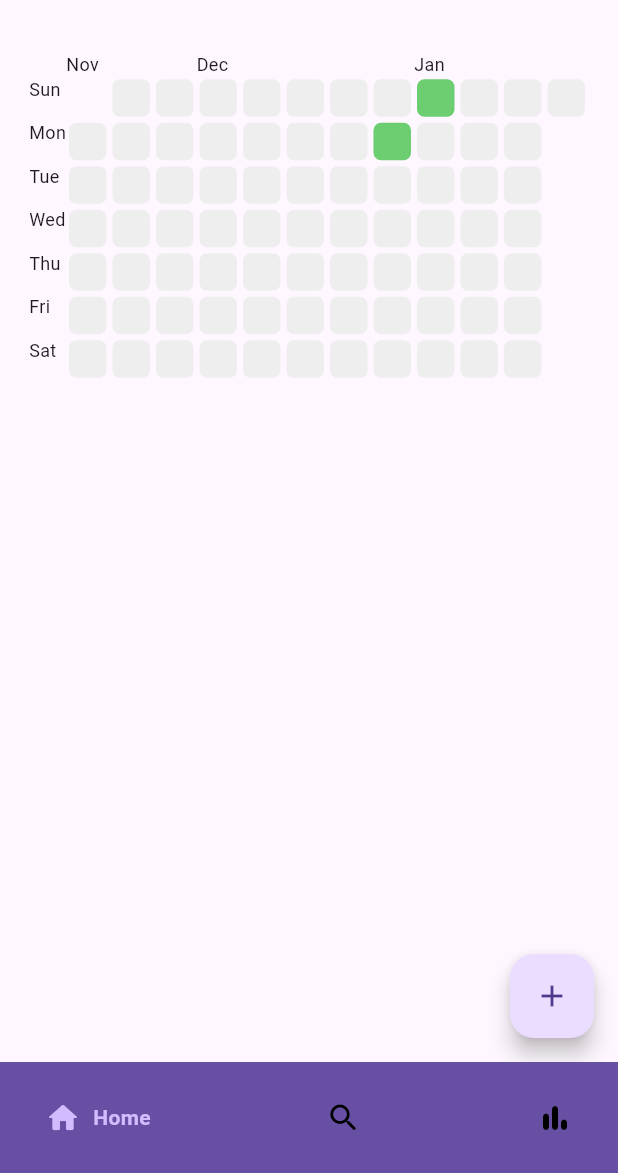
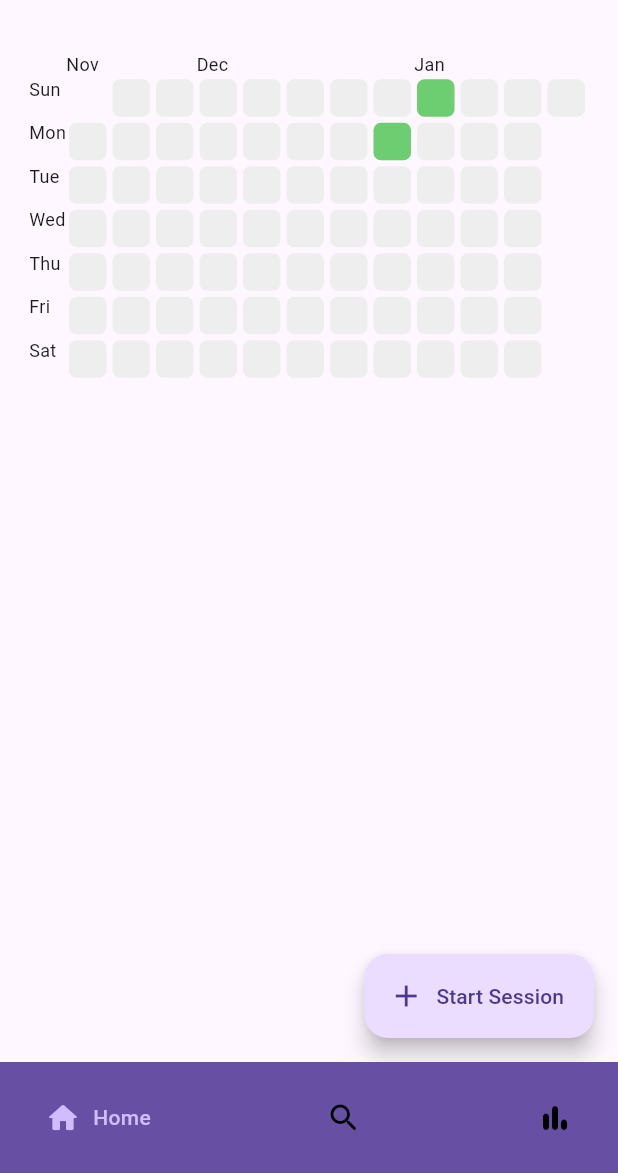
Before and after one commit to brandonxu360/simpleset_app_v2, a Flutter app: the screen it shows after launch, on a phone screen of 412 x 824 dp, the part 63-1236 px from its top. Run offline on Flutter 3.47's test engine with Material 3 defaults, Android fonts, the phone set to English and light mode, and no system bars; drawn by our look-alikes of flutter_heatmap_calendar, google_nav_bar; our stand-ins replace isar; accounts and stored records are empty; generated files the repository leaves out were written again.

Commit message:
Add Roboto font family (for later use in themes)

```diff
--- a/lib/screens/home_screen.dart
+++ b/lib/screens/home_screen.dart
@@ -17,8 +17,11 @@ class HomeScreen extends StatelessWidget {
       ]),
 
       // Navigate to new workout screen - landing page for starting new workouts
-      floatingActionButton: FloatingActionButton(
-          child: const Icon(Icons.add),
+      floatingActionButton: FloatingActionButton.extended(
+          icon: const Icon(Icons.add),
+          label: const Text(
+            'Start Session',
+          ),
           onPressed: () {
             Navigator.push(context,
                 MaterialPageRoute(builder: (context) => NewWorkoutScreen()));
--- a/pubspec.yaml
+++ b/pubspec.yaml
@@ -26,3 +26,9 @@ flutter:
   uses-material-design: true
   assets:
     - lib/assets/images/
+  fonts:
+    - family: Roboto
+      fonts:
+        - asset: lib/assets/fonts/Roboto-Light.ttf
+        - asset: lib/assets/fonts/Roboto-Regular.ttf
+        - asset: lib/assets/fonts/Roboto-Medium.ttf
```
Also changed, not shown: lib/assets/fonts/Roboto-Black.ttf (added), lib/assets/fonts/Roboto-BlackItalic.ttf (added), lib/assets/fonts/Roboto-Bold.ttf (added), lib/assets/fonts/Roboto-BoldItalic.ttf (added), lib/assets/fonts/Roboto-Italic.ttf (added), lib/assets/fonts/Roboto-Light.ttf (added), lib/assets/fonts/Roboto-LightItalic.ttf (added), lib/assets/fonts/Roboto-Medium.ttf (added), lib/assets/fonts/Roboto-MediumItalic.ttf (added), lib/assets/fonts/Roboto-Regular.ttf (added), lib/assets/fonts/Roboto-Thin.ttf (added), lib/assets/fonts/Roboto-ThinItalic.ttf (added).
